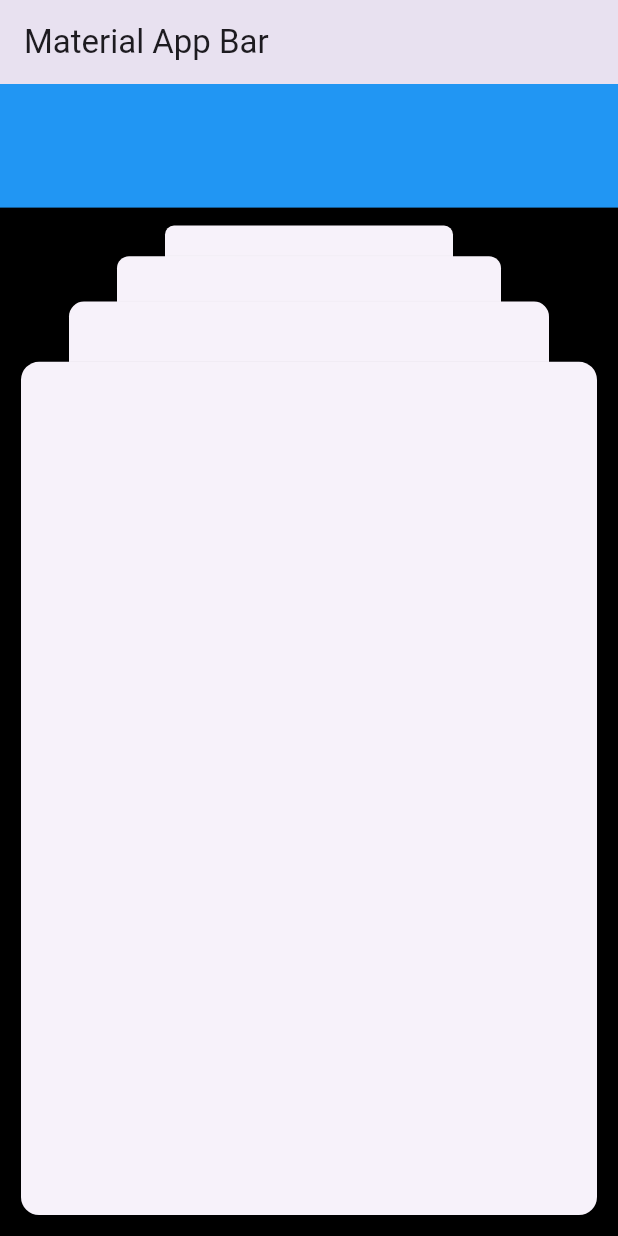
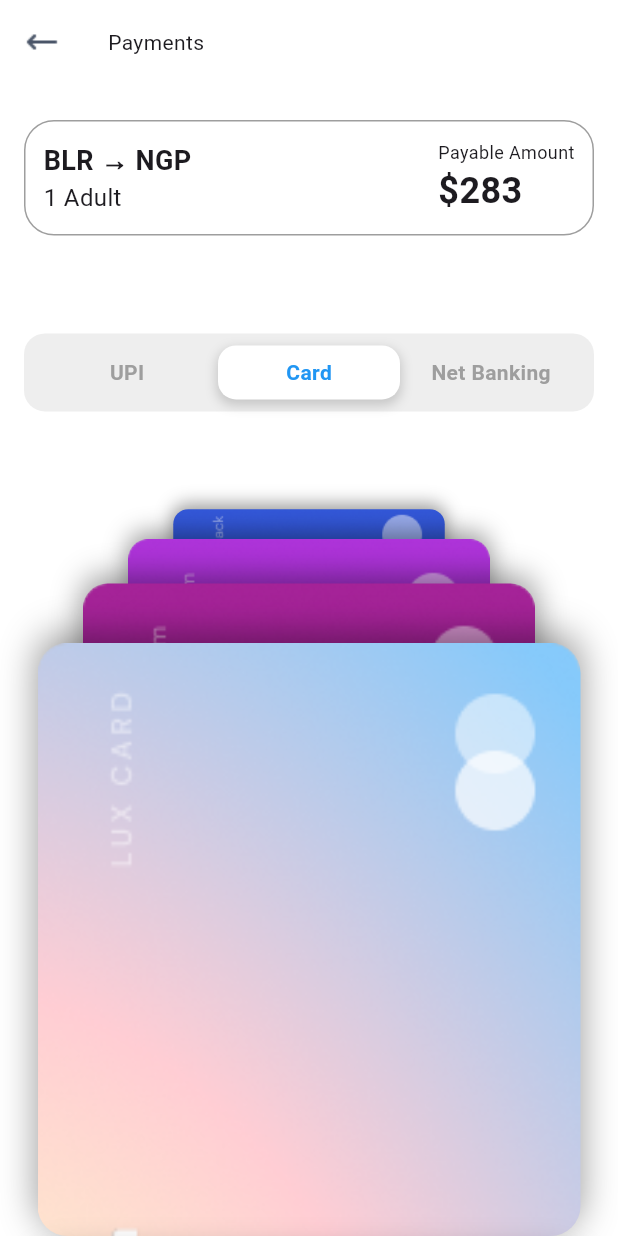
Before and after one commit to paolojoaquinp/ticket_bank_machine, a Flutter app: the screen it shows after launch, on a phone screen of 412 x 824 dp. Run offline on Flutter 3.47's test engine with Material 3 defaults, Android fonts, the light colour scheme and no system bars.

Commit message:
feat: dashboard layout and credit card assets

```diff
--- a/lib/main.dart
+++ b/lib/main.dart
@@ -1,3 +1,5 @@
+import 'dart:math';
+
 import 'package:flutter/material.dart';
 import 'package:ticket_bank_machine/scrollable_card_stack.dart';
 
@@ -9,29 +11,67 @@ class MyApp extends StatelessWidget {
   @override
   Widget build(BuildContext context) {
     return MaterialApp(
-      title: 'Material App',
+      title: 'Ticket bank machine',
       home: Scaffold(
-        backgroundColor: Colors.black,
+        backgroundColor: Colors.white,
         appBar: AppBar(
-          title: const Text('Material App Bar'),
+          title: Text(
+            'Payments',
+            style: Theme.of(context).textTheme.bodyMedium,
+          ),
+          backgroundColor: Colors.transparent,
+          forceMaterialTransparency: true,
+          centerTitle: false,
+          leading: GestureDetector(
+            child: Image(
+              image: AssetImage('assets/back-icon.png'),
+            ),
+          ),
         ),
         body: Expanded(
           child: Column(
             children: [
-              Container(height: MediaQuery.sizeOf(context).height * 0.1,color:  Colors.blue,),
+              const Expanded(
+                flex: 1,
+                child: DetailsDashboard(),
+              ),
+              SizedBox(
+                height: MediaQuery.sizeOf(context).height * 0.05,
+              ),
               Expanded(
+                flex: 2,
                 child: PerspectiveListView(
                   visualizedItems: 4,
-                  itemExtent: MediaQuery.sizeOf(context).height * .7,
+                  itemExtent: MediaQuery.sizeOf(context).height * .48,
                   initialIndex: 7,
-                  backItemsShadowColor: Theme.of(context).scaffoldBackgroundColor,
-                  padding: const EdgeInsets.all(10),
+                  backItemsShadowColor:
+                      Theme.of(context).scaffoldBackgroundColor,
+                  padding: const EdgeInsets.symmetric(horizontal: 25),
                   onTapFrontItem: (value) {},
                   children: List.generate(
                     20,
                     (index) {
-                      final borderColor = Colors.accents[index % Colors.accents.length];
-                      return Card();
+                      return DecoratedBox(
+                        decoration: BoxDecoration(
+                          borderRadius: BorderRadius.all(Radius.circular(20.0)),
+                          boxShadow: [
+                            BoxShadow(
+                              color: Colors.black38,
+                              spreadRadius: 1,
+                              blurRadius: 20,
+                              offset: Offset(0.0,-5.0),
+                            ),
+                          ],
+                        ),
+                        child: ClipRRect(
+                          borderRadius: BorderRadius.all(Radius.circular(20.0)),
+                          child: Image.asset(
+                            'assets/credit-card-${index % 4}.png',
+                            fit: BoxFit.cover,
+                            alignment: Alignment.topCenter,
+                          ),
+                        ),
+                      );
                     },
                   ),
                 ),
@@ -43,3 +83,118 @@ class MyApp extends StatelessWidget {
     );
   }
 }
+
+class DetailsDashboard extends StatelessWidget {
+  const DetailsDashboard({
+    super.key,
+  });
+
+  @override
+  Widget build(BuildContext context) {
+    return Padding(
+      padding: EdgeInsets.symmetric(horizontal: 16.0, vertical: 24.0),
+      child: Column(
+        crossAxisAlignment: CrossAxisAlignment.start,
+        children: [
+          Container(
+            decoration: BoxDecoration(
+                border: Border.all(width: 1, color: Colors.grey),
+                borderRadius: BorderRadius.all(Radius.circular(20.0))),
+            padding: EdgeInsets.all(12.0),
+            child: const Row(
+              mainAxisAlignment: MainAxisAlignment.spaceBetween,
+              children: [
+                Column(
+                  crossAxisAlignment: CrossAxisAlignment.start,
+                  children: [
+                    Text(
+                      'BLR → NGP',
+                      style: TextStyle(
+                        fontSize: 18.0,
+                        fontWeight: FontWeight.bold,
+                      ),
+                    ),
+                    Text(
+                      '1 Adult',
+                      style: TextStyle(
+                        fontSize: 16.0,
+                      ),
+                    ),
+                  ],
+                ),
+                SizedBox(height: 8.0),
+                Column(
+                  crossAxisAlignment: CrossAxisAlignment.start,
+                  children: [
+                    Text(
+                      'Payable Amount',
+                      style: TextStyle(
+                        fontSize: 12.0,
+                      ),
+                    ),
+                    Text(
+                      '\$283',
+                      style: TextStyle(
+                        fontSize: 24.0,
+                        fontWeight: FontWeight.bold,
+                      ),
+                    ),
+                  ],
+                ),
+              ],
+            ),
+          ),
+          Spacer(),
+          Container(
+            padding: EdgeInsets.all(8.0),
+            decoration: BoxDecoration(
+              color: Colors.grey[200],
+              borderRadius: BorderRadius.all(
+                Radius.circular(14.0),
+              ),
+            ),
+            child: Row(
+              mainAxisAlignment: MainAxisAlignment.spaceEvenly,
+              children: [
+                _buildPaymentOption('UPI'),
+                _buildPaymentOption('Card', isActive: true),
+                _buildPaymentOption('Net Banking'),
+              ],
+            ),
+          ),
+        ],
+      ),
+    );
+  }
+
+  Widget _buildPaymentOption(String title, {bool isActive = false}) {
+    return Expanded(
+      child: Container(
+        padding: EdgeInsets.symmetric(vertical: 8.0),
+        decoration: BoxDecoration(
+            color: !isActive ? Colors.transparent : Colors.white,
+            borderRadius: BorderRadius.circular(12.0),
+            boxShadow: isActive
+                ? [
+                    BoxShadow(
+                      color: Colors.grey
+                          .withOpacity(0.5), // Color y opacidad de la sombra
+                      spreadRadius: 1, // Expansión de la sombra
+                      blurRadius: 6, // Desenfoque
+                      offset: Offset(0, 3), // Desplazamiento (x, y)
+                    ),
+                  ]
+                : null),
+        child: Center(
+          child: Text(
+            title,
+            style: TextStyle(
+                fontSize: 14.0,
+                fontWeight: FontWeight.bold,
+                color: isActive ? Colors.blue : Colors.grey),
+          ),
+        ),
+      ),
+    );
+  }
+}
--- a/pubspec.yaml
+++ b/pubspec.yaml
@@ -59,8 +59,8 @@ flutter:
   uses-material-design: true
 
   # To add assets to your application, add an assets section, like this:
-  # assets:
-  #   - images/a_dot_burr.jpeg
+  assets:
+    - assets/
   #   - images/a_dot_ham.jpeg
 
   # An image asset can refer to one or more resolution-specific "variants", see
```
Also changed, not shown: assets/back-icon.png (added), assets/credit-card-0.png (added), assets/credit-card-1.png (added), assets/credit-card-2.png (added), assets/credit-card-3.png (added).
